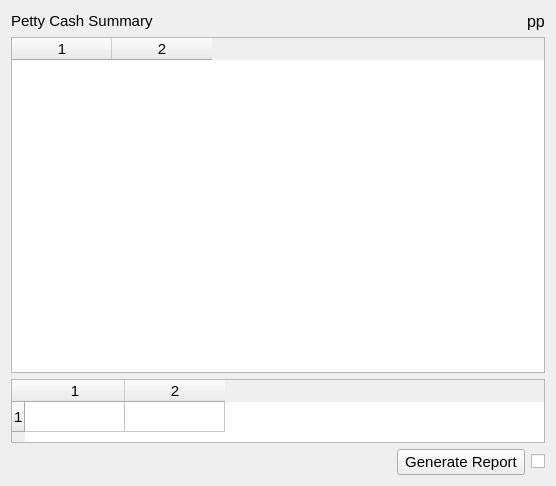
This is estorecpp/pettycashsummary.ui in Watti/estorecpp as Qt 5 draws it before an edit. The edited form follows.
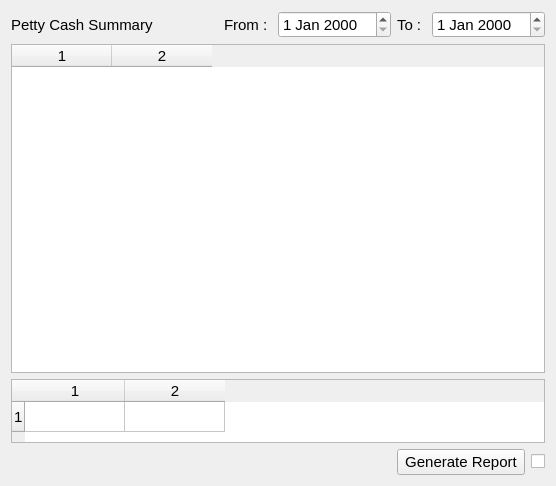
This is the edited form. Icons and pictures are not drawn.

Commit message: date range added to petty cash summary

```diff
--- a/estorecpp/pettycashsummary.ui
+++ b/estorecpp/pettycashsummary.ui
@@ -45,11 +45,41 @@
       <widget class="QLabel" name="datelbl">
        <property name="font">
         <font>
-         <pointsize>12</pointsize>
+         <pointsize>11</pointsize>
         </font>
        </property>
        <property name="text">
-        <string>pp</string>
+        <string>From : </string>
+       </property>
+      </widget>
+     </item>
+     <item>
+      <widget class="QDateEdit" name="fromDate">
+       <property name="font">
+        <font>
+         <pointsize>11</pointsize>
+        </font>
+       </property>
+      </widget>
+     </item>
+     <item>
+      <widget class="QLabel" name="label_2">
+       <property name="font">
+        <font>
+         <pointsize>11</pointsize>
+        </font>
+       </property>
+       <property name="text">
+        <string>To : </string>
+       </property>
+      </widget>
+     </item>
+     <item>
+      <widget class="QDateEdit" name="toDate">
+       <property name="font">
+        <font>
+         <pointsize>11</pointsize>
+        </font>
        </property>
       </widget>
      </item>
```
The commit also changes 1 other file.
